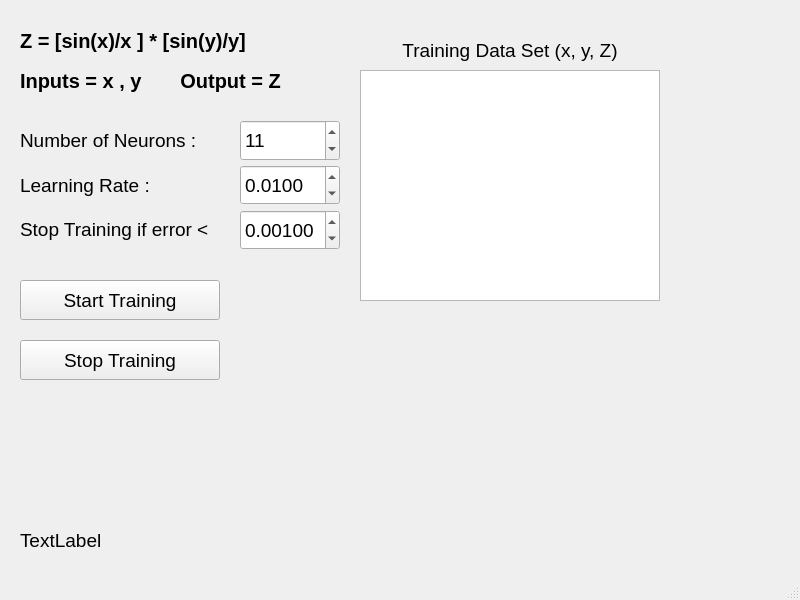
This is mainwindow.ui in ahmetcihan/RRBF_Neural_Network as Qt 5 draws it before an edit. The edited form follows.
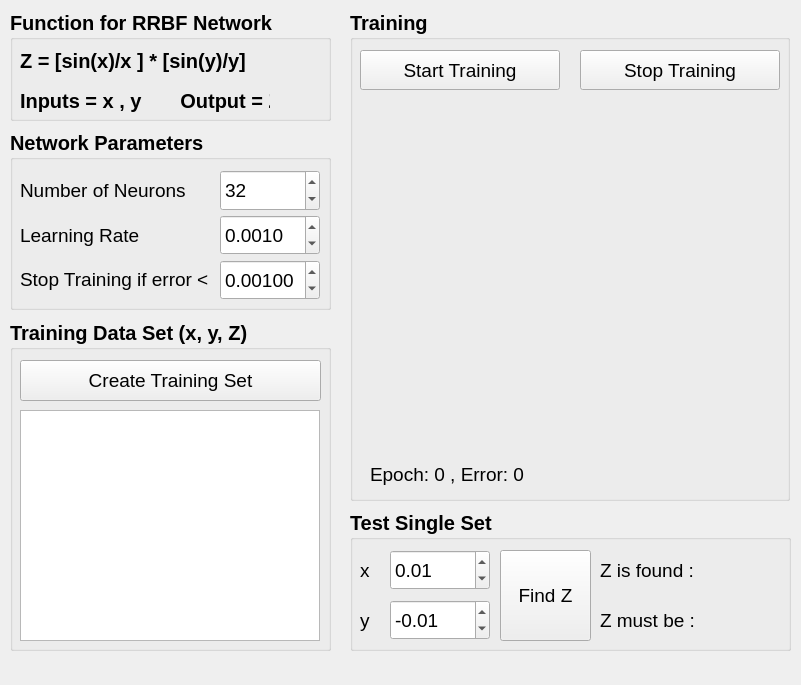
This is the edited form.

Commit message: single set testing is ok

What changed in the file:
```diff
--- a/mainwindow.ui
+++ b/mainwindow.ui
@@ -6,159 +6,81 @@
    <rect>
     <x>0</x>
     <y>0</y>
-    <width>800</width>
-    <height>600</height>
+    <width>801</width>
+    <height>685</height>
    </rect>
   </property>
   <property name="windowTitle">
    <string>MainWindow</string>
   </property>
   <widget class="QWidget" name="centralwidget">
-   <widget class="QSpinBox" name="neuronSpinBox">
+   <widget class="QGroupBox" name="groupBox">
     <property name="geometry">
      <rect>
-      <x>240</x>
-      <y>120</y>
-      <width>100</width>
-      <height>41</height>
+      <x>10</x>
+      <y>10</y>
+      <width>321</width>
+      <height>111</height>
      </rect>
     </property>
     <property name="font">
      <font>
-      <pointsize>14</pointsize>
+      <pointsize>15</pointsize>
+      <weight>75</weight>
+      <bold>true</bold>
      </font>
     </property>
-    <property name="minimum">
-     <number>1</number>
+    <property name="title">
+     <string>Function for RRBF Network</string>
     </property>
-    <property name="maximum">
-     <number>50</number>
-    </property>
-    <property name="value">
-     <number>11</number>
-    </property>
+    <widget class="QLabel" name="errorLabel_3">
+     <property name="geometry">
+      <rect>
+       <x>10</x>
+       <y>70</y>
+       <width>250</width>
+       <height>41</height>
+      </rect>
+     </property>
+     <property name="font">
+      <font>
+       <pointsize>15</pointsize>
+       <weight>75</weight>
+       <bold>true</bold>
+      </font>
+     </property>
+     <property name="text">
+      <string>Inputs = x , y       Output = Z</string>
+     </property>
+    </widget>
+    <widget class="QLabel" name="errorLabel_2">
+     <property name="geometry">
+      <rect>
+       <x>10</x>
+       <y>30</y>
+       <width>250</width>
+       <height>41</height>
+      </rect>
+     </property>
+     <property name="font">
+      <font>
+       <pointsize>15</pointsize>
+       <weight>75</weight>
+       <bold>true</bold>
+      </font>
+     </property>
+     <property name="text">
+      <string>Z = [sin(x)/x ] * [sin(y)/y]</string>
+     </property>
+    </widget>
    </widget>
-   <widget class="QDoubleSpinBox" name="learningRateSpinBox">
+   <widget class="QGroupBox" name="groupBox_2">
     <property name="geometry">
      <rect>
-      <x>240</x>
-      <y>165</y>
-      <width>100</width>
-      <height>40</height>
-     </rect>
-    </property>
-    <property name="font">
-     <font>
-      <pointsize>14</pointsize>
-     </font>
-    </property>
-    <property name="decimals">
-     <number>4</number>
-    </property>
-    <property name="minimum">
-     <double>0.000100000000000</double>
-    </property>
-    <property name="maximum">
-     <double>1.000000000000000</double>
-    </property>
-    <property name="singleStep">
-     <double>0.000100000000000</double>
-    </property>
-    <property name="value">
-     <double>0.010000000000000</double>
-    </property>
-   </widget>
-   <widget class="QDoubleSpinBox" name="stopConditionSpinBox">
-    <property name="geometry">
-     <rect>
-      <x>240</x>
-      <y>210</y>
-      <width>100</width>
-      <height>40</height>
-     </rect>
-    </property>
-    <property name="font">
-     <font>
-      <pointsize>14</pointsize>
-     </font>
-    </property>
-    <property name="decimals">
-     <number>5</number>
-    </property>
-    <property name="minimum">
-     <double>0.000000000000000</double>
-    </property>
-    <property name="maximum">
-     <double>1.000000000000000</double>
-    </property>
-    <property name="singleStep">
-     <double>0.000010000000000</double>
-    </property>
-    <property name="value">
-     <double>0.001000000000000</double>
-    </property>
-   </widget>
-   <widget class="QPushButton" name="startTrainingButton">
-    <property name="geometry">
-     <rect>
-      <x>20</x>
-      <y>280</y>
-      <width>200</width>
-      <height>40</height>
-     </rect>
-    </property>
-    <property name="font">
-     <font>
-      <pointsize>14</pointsize>
-     </font>
-    </property>
-    <property name="text">
-     <string>Start Training</string>
-    </property>
-   </widget>
-   <widget class="QPushButton" name="stopTrainingButton">
-    <property name="geometry">
-     <rect>
-      <x>20</x>
-      <y>340</y>
-      <width>200</width>
-      <height>40</height>
-     </rect>
-    </property>
-    <property name="font">
-     <font>
-      <pointsize>14</pointsize>
-     </font>
-    </property>
-    <property name="text">
-     <string>Stop Training</string>
-    </property>
-   </widget>
-   <widget class="QLabel" name="errorLabel">
-    <property name="geometry">
-     <rect>
-      <x>20</x>
-      <y>520</y>
-      <width>400</width>
-      <height>40</height>
-     </rect>
-    </property>
-    <property name="font">
-     <font>
-      <pointsize>14</pointsize>
-     </font>
-    </property>
-    <property name="text">
-     <string>TextLabel</string>
-    </property>
-   </widget>
-   <widget class="QLabel" name="errorLabel_2">
-    <property name="geometry">
-     <rect>
-      <x>20</x>
-      <y>20</y>
+      <x>10</x>
+      <y>130</y>
       <width>321</width>
-      <height>41</height>
+      <height>180</height>
      </rect>
     </property>
     <property name="font">
@@ -168,17 +90,167 @@
       <bold>true</bold>
      </font>
     </property>
-    <property name="text">
-     <string>Z = [sin(x)/x ] * [sin(y)/y]</string>
+    <property name="title">
+     <string>Network Parameters</string>
     </property>
+    <widget class="QDoubleSpinBox" name="stopConditionSpinBox">
+     <property name="geometry">
+      <rect>
+       <x>210</x>
+       <y>130</y>
+       <width>100</width>
+       <height>40</height>
+      </rect>
+     </property>
+     <property name="font">
+      <font>
+       <pointsize>14</pointsize>
+       <weight>50</weight>
+       <bold>false</bold>
+      </font>
+     </property>
+     <property name="decimals">
+      <number>5</number>
+     </property>
+     <property name="minimum">
+      <double>0.000000000000000</double>
+     </property>
+     <property name="maximum">
+      <double>1.000000000000000</double>
+     </property>
+     <property name="singleStep">
+      <double>0.000010000000000</double>
+     </property>
+     <property name="value">
+      <double>0.001000000000000</double>
+     </property>
+    </widget>
+    <widget class="QLabel" name="errorLabel_5">
+     <property name="geometry">
+      <rect>
+       <x>10</x>
+       <y>85</y>
+       <width>200</width>
+       <height>40</height>
+      </rect>
+     </property>
+     <property name="font">
+      <font>
+       <pointsize>14</pointsize>
+       <weight>50</weight>
+       <bold>false</bold>
+      </font>
+     </property>
+     <property name="text">
+      <string>Learning Rate</string>
+     </property>
+    </widget>
+    <widget class="QLabel" name="errorLabel_6">
+     <property name="geometry">
+      <rect>
+       <x>10</x>
+       <y>130</y>
+       <width>200</width>
+       <height>40</height>
+      </rect>
+     </property>
+     <property name="font">
+      <font>
+       <pointsize>14</pointsize>
+       <weight>50</weight>
+       <bold>false</bold>
+      </font>
+     </property>
+     <property name="text">
+      <string>Stop Training if error &lt;</string>
+     </property>
+    </widget>
+    <widget class="QSpinBox" name="neuronSpinBox">
+     <property name="geometry">
+      <rect>
+       <x>210</x>
+       <y>40</y>
+       <width>100</width>
+       <height>41</height>
+      </rect>
+     </property>
+     <property name="font">
+      <font>
+       <pointsize>14</pointsize>
+       <weight>50</weight>
+       <bold>false</bold>
+      </font>
+     </property>
+     <property name="minimum">
+      <number>1</number>
+     </property>
+     <property name="maximum">
+      <number>100</number>
+     </property>
+     <property name="value">
+      <number>32</number>
+     </property>
+    </widget>
+    <widget class="QLabel" name="errorLabel_4">
+     <property name="geometry">
+      <rect>
+       <x>10</x>
+       <y>40</y>
+       <width>200</width>
+       <height>40</height>
+      </rect>
+     </property>
+     <property name="font">
+      <font>
+       <pointsize>14</pointsize>
+       <weight>50</weight>
+       <bold>false</bold>
+      </font>
+     </property>
+     <property name="text">
+      <string>Number of Neurons</string>
+     </property>
+    </widget>
+    <widget class="QDoubleSpinBox" name="learningRateSpinBox">
+     <property name="geometry">
+      <rect>
+       <x>210</x>
+       <y>85</y>
+       <width>100</width>
+       <height>40</height>
+      </rect>
+     </property>
+     <property name="font">
+      <font>
+       <pointsize>14</pointsize>
+       <weight>50</weight>
+       <bold>false</bold>
+      </font>
+     </property>
+     <property name="decimals">
+      <number>4</number>
+     </property>
+     <property name="minimum">
+      <double>0.000100000000000</double>
+     </property>
+     <property name="maximum">
+      <double>1.000000000000000</double>
+     </property>
+     <property name="singleStep">
+      <double>0.000100000000000</double>
+     </property>
+     <property name="value">
+      <double>0.001000000000000</double>
+     </property>
+    </widget>
    </widget>
-   <widget class="QLabel" name="errorLabel_3">
+   <widget class="QGroupBox" name="groupBox_3">
     <property name="geometry">
      <rect>
-      <x>20</x>
-      <y>60</y>
+      <x>10</x>
+      <y>320</y>
       <width>321</width>
-      <height>41</height>
+      <height>331</height>
      </rect>
     </property>
     <property name="font">
@@ -188,99 +260,310 @@
       <bold>true</bold>
      </font>
     </property>
-    <property name="text">
-     <string>Inputs = x , y       Output = Z</string>
-    </property>
-   </widget>
-   <widget class="QLabel" name="errorLabel_4">
-    <property name="geometry">
-     <rect>
-      <x>20</x>
-      <y>120</y>
-      <width>220</width>
-      <height>40</height>
-     </rect>
-    </property>
-    <property name="font">
-     <font>
-      <pointsize>14</pointsize>
-     </font>
-    </property>
-    <property name="text">
-     <string>Number of Neurons :</string>
-    </property>
-   </widget>
-   <widget class="QLabel" name="errorLabel_5">
-    <property name="geometry">
-     <rect>
-      <x>20</x>
-      <y>165</y>
-      <width>220</width>
-      <height>40</height>
-     </rect>
-    </property>
-    <property name="font">
-     <font>
-      <pointsize>14</pointsize>
-     </font>
-    </property>
-    <property name="text">
-     <string>Learning Rate :</string>
-    </property>
-   </widget>
-   <widget class="QLabel" name="errorLabel_6">
-    <property name="geometry">
-     <rect>
-      <x>20</x>
-      <y>210</y>
-      <width>220</width>
-      <height>40</height>
-     </rect>
-    </property>
-    <property name="font">
-     <font>
-      <pointsize>14</pointsize>
-     </font>
-    </property>
-    <property name="text">
-     <string>Stop Training if error &lt;</string>
-    </property>
-   </widget>
-   <widget class="QTextEdit" name="trainingDataTextEdit">
-    <property name="geometry">
-     <rect>
-      <x>360</x>
-      <y>70</y>
-      <width>300</width>
-      <height>231</height>
-     </rect>
-    </property>
-    <property name="font">
-     <font>
-      <pointsize>10</pointsize>
-     </font>
-    </property>
-   </widget>
-   <widget class="QLabel" name="errorLabel_7">
-    <property name="geometry">
-     <rect>
-      <x>360</x>
-      <y>30</y>
-      <width>300</width>
-      <height>40</height>
-     </rect>
-    </property>
-    <property name="font">
-     <font>
-      <pointsize>14</pointsize>
-     </font>
-    </property>
-    <property name="text">
+    <property name="title">
      <string>Training Data Set (x, y, Z)</string>
     </property>
-    <property name="alignment">
-     <set>Qt::AlignCenter</set>
+    <widget class="QTextEdit" name="trainingDataTextEdit">
+     <property name="geometry">
+      <rect>
+       <x>10</x>
+       <y>90</y>
+       <width>300</width>
+       <height>231</height>
+      </rect>
+     </property>
+     <property name="font">
+      <font>
+       <pointsize>10</pointsize>
+       <weight>50</weight>
+       <bold>false</bold>
+      </font>
+     </property>
+    </widget>
+    <widget class="QPushButton" name="createTrainingSetButton">
+     <property name="geometry">
+      <rect>
+       <x>10</x>
+       <y>40</y>
+       <width>301</width>
+       <height>41</height>
+      </rect>
+     </property>
+     <property name="font">
+      <font>
+       <pointsize>14</pointsize>
+       <weight>50</weight>
+       <bold>false</bold>
+      </font>
+     </property>
+     <property name="text">
+      <string>Create Training Set</string>
+     </property>
+    </widget>
+   </widget>
+   <widget class="QGroupBox" name="groupBox_training">
+    <property name="geometry">
+     <rect>
+      <x>350</x>
+      <y>10</y>
+      <width>440</width>
+      <height>491</height>
+     </rect>
     </property>
+    <property name="font">
+     <font>
+      <pointsize>15</pointsize>
+      <weight>75</weight>
+      <bold>true</bold>
+     </font>
+    </property>
+    <property name="title">
+     <string>Training</string>
+    </property>
+    <widget class="QPushButton" name="stopTrainingButton">
+     <property name="geometry">
+      <rect>
+       <x>230</x>
+       <y>40</y>
+       <width>200</width>
+       <height>40</height>
+      </rect>
+     </property>
+     <property name="font">
+      <font>
+       <pointsize>14</pointsize>
+       <weight>50</weight>
+       <bold>false</bold>
+      </font>
+     </property>
+     <property name="text">
+      <string>Stop Training</string>
+     </property>
+    </widget>
+    <widget class="QPushButton" name="startTrainingButton">
+     <property name="geometry">
+      <rect>
+       <x>10</x>
+       <y>40</y>
+       <width>200</width>
+       <height>40</height>
+      </rect>
+     </property>
+     <property name="font">
+      <font>
+       <pointsize>14</pointsize>
+       <weight>50</weight>
+       <bold>false</bold>
+      </font>
+     </property>
+     <property name="text">
+      <string>Start Training</string>
+     </property>
+    </widget>
+    <widget class="QLabel" name="errorLabel">
+     <property name="geometry">
+      <rect>
+       <x>20</x>
+       <y>449</y>
+       <width>400</width>
+       <height>31</height>
+      </rect>
+     </property>
+     <property name="font">
+      <font>
+       <pointsize>14</pointsize>
+       <weight>50</weight>
+       <bold>false</bold>
+      </font>
+     </property>
+     <property name="text">
+      <string>Epoch: 0 , Error: 0</string>
+     </property>
+    </widget>
+   </widget>
+   <widget class="QGroupBox" name="groupBox_4">
+    <property name="geometry">
+     <rect>
+      <x>350</x>
+      <y>510</y>
+      <width>441</width>
+      <height>141</height>
+     </rect>
+    </property>
+    <property name="font">
+     <font>
+      <pointsize>15</pointsize>
+      <weight>75</weight>
+      <bold>true</bold>
+     </font>
+    </property>
+    <property name="title">
+     <string>Test Single Set</string>
+    </property>
+    <widget class="QLabel" name="errorLabel_7">
+     <property name="geometry">
+      <rect>
+       <x>10</x>
+       <y>40</y>
+       <width>31</width>
+       <height>40</height>
+      </rect>
+     </property>
+     <property name="font">
+      <font>
+       <pointsize>14</pointsize>
+       <weight>50</weight>
+       <bold>false</bold>
+      </font>
+     </property>
+     <property name="text">
+      <string>x</string>
+     </property>
+    </widget>
+    <widget class="QDoubleSpinBox" name="doubleSpinBox_test_x">
+     <property name="geometry">
+      <rect>
+       <x>40</x>
+       <y>40</y>
+       <width>100</width>
+       <height>40</height>
+      </rect>
+     </property>
+     <property name="font">
+      <font>
+       <pointsize>14</pointsize>
+       <weight>50</weight>
+       <bold>false</bold>
+      </font>
+     </property>
+     <property name="decimals">
+      <number>2</number>
+     </property>
+     <property name="minimum">
+      <double>-3.000000000000000</double>
+     </property>
+     <property name="maximum">
+      <double>3.000000000000000</double>
+     </property>
+     <property name="singleStep">
+      <double>0.010000000000000</double>
+     </property>
+     <property name="value">
+      <double>0.010000000000000</double>
+     </property>
+    </widget>
+    <widget class="QLabel" name="errorLabel_8">
+     <property name="geometry">
+      <rect>
+       <x>10</x>
+       <y>90</y>
+       <width>31</width>
+       <height>40</height>
+      </rect>
+     </property>
+     <property name="font">
+      <font>
+       <pointsize>14</pointsize>
+       <weight>50</weight>
+       <bold>false</bold>
+      </font>
+     </property>
+     <property name="text">
+      <string>y</string>
+     </property>
+    </widget>
+    <widget class="QDoubleSpinBox" name="doubleSpinBox_test_y">
+     <property name="geometry">
+      <rect>
+       <x>40</x>
+       <y>90</y>
+       <width>100</width>
+       <height>40</height>
+      </rect>
+     </property>
+     <property name="font">
+      <font>
+       <pointsize>14</pointsize>
+       <weight>50</weight>
+       <bold>false</bold>
+      </font>
+     </property>
+     <property name="decimals">
+      <number>2</number>
+     </property>
+     <property name="minimum">
+      <double>-3.000000000000000</double>
+     </property>
+     <property name="maximum">
+      <double>3.000000000000000</double>
+     </property>
+     <property name="singleStep">
+      <double>0.010000000000000</double>
+     </property>
+     <property name="value">
+      <double>-0.010000000000000</double>
+     </property>
+    </widget>
+    <widget class="QPushButton" name="pushButton_find_Z">
+     <property name="geometry">
+      <rect>
+       <x>150</x>
+       <y>40</y>
+       <width>91</width>
+       <height>91</height>
+      </rect>
+     </property>
+     <property name="font">
+      <font>
+       <pointsize>14</pointsize>
+       <weight>50</weight>
+       <bold>false</bold>
+      </font>
+     </property>
+     <property name="text">
+      <string>Find Z</string>
+     </property>
+    </widget>
+    <widget class="QLabel" name="zFoundLabel">
+     <property name="geometry">
+      <rect>
+       <x>250</x>
+       <y>40</y>
+       <width>180</width>
+       <height>40</height>
+      </rect>
+     </property>
+     <property name="font">
+      <font>
+       <pointsize>14</pointsize>
+       <weight>50</weight>
+       <bold>false</bold>
+      </font>
+     </property>
+     <property name="text">
+      <string>Z is found :</string>
+     </property>
+    </widget>
+    <widget class="QLabel" name="zMustBeLabel">
+     <property name="geometry">
+      <rect>
+       <x>250</x>
+       <y>90</y>
+       <width>180</width>
+       <height>40</height>
+      </rect>
+     </property>
+     <property name="font">
+      <font>
+       <pointsize>14</pointsize>
+       <weight>50</weight>
+       <bold>false</bold>
+      </font>
+     </property>
+     <property name="text">
+      <string>Z must be :</string>
+     </property>
+    </widget>
    </widget>
   </widget>
   <widget class="QMenuBar" name="menubar">
@@ -293,7 +576,6 @@
     </rect>
    </property>
   </widget>
-  <widget class="QStatusBar" name="statusbar"/>
  </widget>
  <resources/>
  <connections/>
```
Left out of the diff: 2 changed lines with no effect on the pictures. The commit also changes 2 other files.
